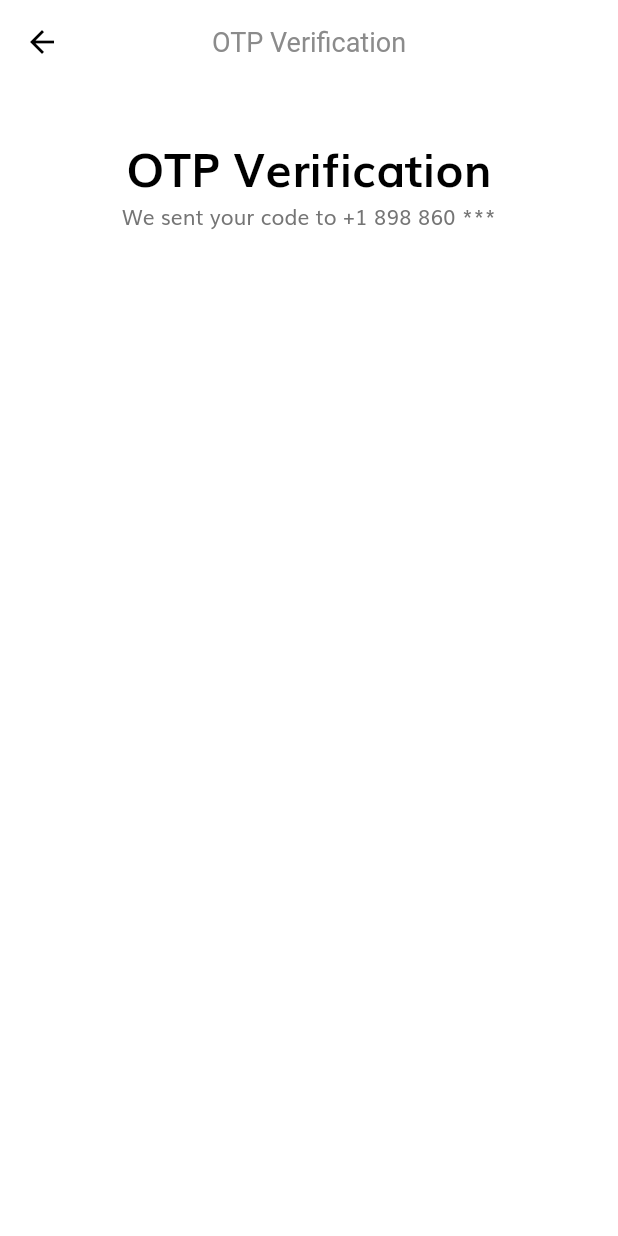
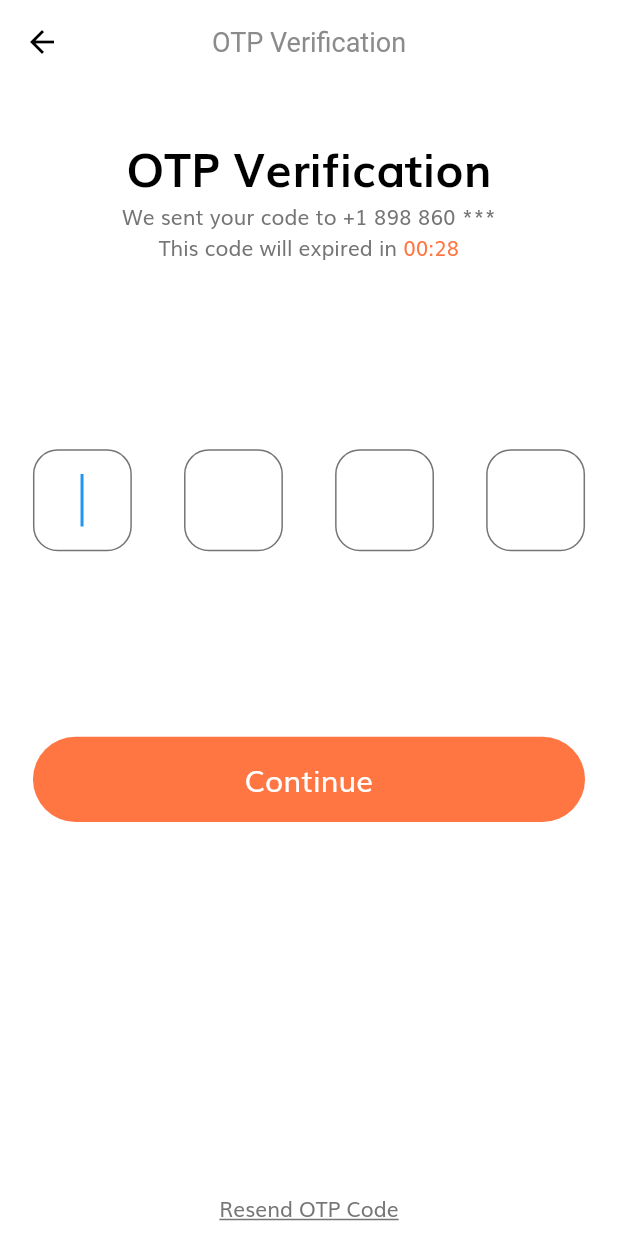
Before and after one commit to vietanh1408/e-commerce-app-flutter, a Flutter app: the OtpScreen screen opened by its route, on a phone screen of 412 x 824 dp. Run offline on Flutter 3.47's test engine with Material 2 defaults, Android fonts, the phone set to English and light mode, and no system bars; our stand-ins replace flutter_svg.

Commit message:
update UI otp screen + home screen

```diff
--- a/lib/constants/constants.dart
+++ b/lib/constants/constants.dart
@@ -27,3 +27,23 @@ final TextStyle titleStyle = TextStyle(
   fontSize: getProportionateScreenWidth(28),
   fontWeight: FontWeight.bold,
 );
+
+final InputDecoration otpInputDecoration = InputDecoration(
+  contentPadding: EdgeInsets.symmetric(
+    vertical: getProportionateScreenWidth(15),
+  ),
+  border: outlineInputBorder(),
+  focusedBorder: outlineInputBorder(),
+  enabledBorder: outlineInputBorder(),
+);
+
+OutlineInputBorder outlineInputBorder() {
+  return OutlineInputBorder(
+    borderRadius: BorderRadius.circular(
+      getProportionateScreenWidth(15),
+    ),
+    borderSide: const BorderSide(
+      color: kTextColor,
+    ),
+  );
+}
--- a/lib/modules/forgot_password/widgets/forgot_password_form.dart
+++ b/lib/modules/forgot_password/widgets/forgot_password_form.dart
@@ -48,7 +48,7 @@ class _ForgotPasswordFormState extends State<ForgotPasswordForm> {
               if (value.isNotEmpty) {
                 removeError(error: emailRequiredError);
               }
-              return;
+              email = value;
             },
             validator: (value) {
               if (value!.isEmpty) {
--- a/lib/modules/otp/widgets/body.dart
+++ b/lib/modules/otp/widgets/body.dart
@@ -1,4 +1,5 @@
 import 'package:flutter/material.dart';
+import '../../../modules/otp/widgets/otp_form.dart';
 import '../../../config/size_config/size_config.dart';
 import '../../../constants/constants.dart';
 
@@ -25,6 +26,20 @@ class Body extends StatelessWidget {
                   "We sent your code to +1 898 860 ***",
                   textAlign: TextAlign.center,
                 ),
+                buildTimer(),
+                const OtpForm(),
+                SizedBox(
+                  height: SizeConfig.screenHeight * 0.3,
+                ),
+                GestureDetector(
+                  onTap: () {},
+                  child: const Text(
+                    'Resend OTP Code',
+                    style: TextStyle(
+                      decoration: TextDecoration.underline,
+                    ),
+                  ),
+                )
               ],
             ),
           ),
@@ -32,4 +47,21 @@ class Body extends StatelessWidget {
       ),
     );
   }
+
+  Row buildTimer() {
+    return Row(
+      mainAxisAlignment: MainAxisAlignment.center,
+      children: [
+        const Text('This code will expired in '),
+        TweenAnimationBuilder(
+          tween: Tween(begin: 30.0, end: 0.0),
+          duration: const Duration(seconds: 30),
+          builder: (_, dynamic value, child) => Text(
+            '00:${value.toInt()}',
+            style: const TextStyle(color: kPrimaryColor),
+          ),
+        )
+      ],
+    );
+  }
 }
--- /dev/null
+++ b/lib/modules/otp/widgets/otp_form.dart
@@ -0,0 +1,119 @@
+import 'package:flutter/material.dart';
+import '../../../config/size_config/size_config.dart';
+import '../../../constants/constants.dart';
+import '../../../widgets/stateless/default_button.dart';
+
+class OtpForm extends StatefulWidget {
+  const OtpForm({Key? key}) : super(key: key);
+
+  @override
+  _OtpFormState createState() => _OtpFormState();
+}
+
+class _OtpFormState extends State<OtpForm> {
+  FocusNode? pin2FocusNode;
+  FocusNode? pin3FocusNode;
+  FocusNode? pin4FocusNode;
+
+  @override
+  void initState() {
+    super.initState();
+    pin2FocusNode = FocusNode();
+    pin3FocusNode = FocusNode();
+    pin4FocusNode = FocusNode();
+  }
+
+  @override
+  void dispose() {
+    super.dispose();
+    pin2FocusNode!.dispose();
+    pin3FocusNode!.dispose();
+    pin4FocusNode!.dispose();
+  }
+
+  void nextField(String value, FocusNode? focusNode) {
+    if (value.length == 1) {
+      focusNode!.requestFocus();
+    }
+  }
+
+  @override
+  Widget build(BuildContext context) {
+    return Form(
+      child: Column(
+        children: [
+          SizedBox(
+            height: SizeConfig.screenHeight * 0.15,
+          ),
+          Row(
+            mainAxisAlignment: MainAxisAlignment.spaceBetween,
+            children: [
+              SizedBox(
+                width: getProportionateScreenWidth(60),
+                child: TextFormField(
+                  autofocus: true,
+                  obscureText: true,
+                  style: const TextStyle(fontSize: 24),
+                  keyboardType: TextInputType.number,
+                  textAlign: TextAlign.center,
+                  decoration: otpInputDecoration,
+                  onChanged: (value) {
+                    nextField(value, pin2FocusNode);
+                  },
+                ),
+              ),
+              SizedBox(
+                width: getProportionateScreenWidth(60),
+                child: TextFormField(
+                  focusNode: pin2FocusNode,
+                  obscureText: true,
+                  style: const TextStyle(fontSize: 24),
+                  keyboardType: TextInputType.number,
+                  textAlign: TextAlign.center,
+                  decoration: otpInputDecoration,
+                  onChanged: (value) {
+                    nextField(value, pin3FocusNode);
+                  },
+                ),
+              ),
+              SizedBox(
+                width: getProportionateScreenWidth(60),
+                child: TextFormField(
+                  focusNode: pin3FocusNode,
+                  obscureText: true,
+                  style: const TextStyle(fontSize: 24),
+                  keyboardType: TextInputType.number,
+                  textAlign: TextAlign.center,
+                  decoration: otpInputDecoration,
+                  onChanged: (value) {
+                    nextField(value, pin4FocusNode);
+                  },
+                ),
+              ),
+              SizedBox(
+                width: getProportionateScreenWidth(60),
+                child: TextFormField(
+                  focusNode: pin4FocusNode,
+                  obscureText: true,
+                  style: const TextStyle(fontSize: 24),
+                  keyboardType: TextInputType.number,
+                  textAlign: TextAlign.center,
+                  decoration: otpInputDecoration,
+                  onChanged: (value) {
+                    if (value.length == 1) {
+                      pin4FocusNode!.unfocus();
+                    }
+                  },
+                ),
+              ),
+            ],
+          ),
+          SizedBox(
+            height: SizeConfig.screenHeight * 0.15,
+          ),
+          DefaultButton(text: 'Continue', press: () {})
+        ],
+      ),
+    );
+  }
+}
--- a/lib/modules/sign_in/widgets/sign_in_form.dart
+++ b/lib/modules/sign_in/widgets/sign_in_form.dart
@@ -41,10 +41,10 @@ class _SignInFormState extends State<SignInForm> {
   }
 
   void handleLogin() {
+    Navigator.pushNamed(context, SignInSuccessScreen.routeName);
     if (_formKey.currentState!.validate()) {
       _formKey.currentState!.save();
       KeyboardUtil.hideKeyboard(context);
-      Navigator.pushNamed(context, SignInSuccessScreen.routeName);
     }
   }
 
@@ -117,7 +117,7 @@ class _SignInFormState extends State<SignInForm> {
         } else if (emailRegExp.hasMatch(value)) {
           removeError(error: emailInvalidError);
         }
-        return;
+        email = value;
       },
       validator: (value) {
         if (value!.isEmpty) {
@@ -151,7 +151,7 @@ class _SignInFormState extends State<SignInForm> {
         } else if (value.length >= 8) {
           removeError(error: passwordLengthError);
         }
-        return;
+        password = value;
       },
       validator: (value) {
         if (value!.isEmpty) {
--- a/lib/modules/sign_up/widgets/sign_up_form.dart
+++ b/lib/modules/sign_up/widgets/sign_up_form.dart
@@ -93,7 +93,7 @@ class _SignUpFormState extends State<SignUpForm> {
         } else if (emailRegExp.hasMatch(value)) {
           removeError(error: emailInvalidError);
         }
-        return;
+        email = value;
       },
       validator: (value) {
         if (value!.isEmpty) {
@@ -127,7 +127,7 @@ class _SignUpFormState extends State<SignUpForm> {
         } else if (value.length >= 8) {
           removeError(error: passwordLengthError);
         }
-        return;
+        password = value;
       },
       validator: (value) {
         if (value!.isEmpty) {
@@ -159,7 +159,7 @@ class _SignUpFormState extends State<SignUpForm> {
         if (value == password) {
           removeError(error: passwordNotMatchError);
         }
-        return;
+        confirmPassword = value;
       },
       validator: (value) {
         if (value != password) {
```
Also changed, not shown: lib/modules/home/home_screen.dart (+5 -2 lines), lib/modules/home/widgets/body.dart (added, +40 -0 lines), lib/modules/home/widgets/categories.dart (added, +10 -0 lines), lib/modules/home/widgets/discount_banner.dart (added, +10 -0 lines), lib/modules/home/widgets/home_header.dart (added, +33 -0 lines), lib/modules/home/widgets/icon_btn_with_counter.dart (added, +71 -0 lines), lib/modules/home/widgets/popular_products.dart (added, +10 -0 lines), lib/modules/home/widgets/search_field.dart (added, +33 -0 lines), lib/modules/home/widgets/special_offers.dart (added, +10 -0 lines), lib/widgets/stateless/custom_bottom_nav_bar.dart (added, +65 -0 lines).
